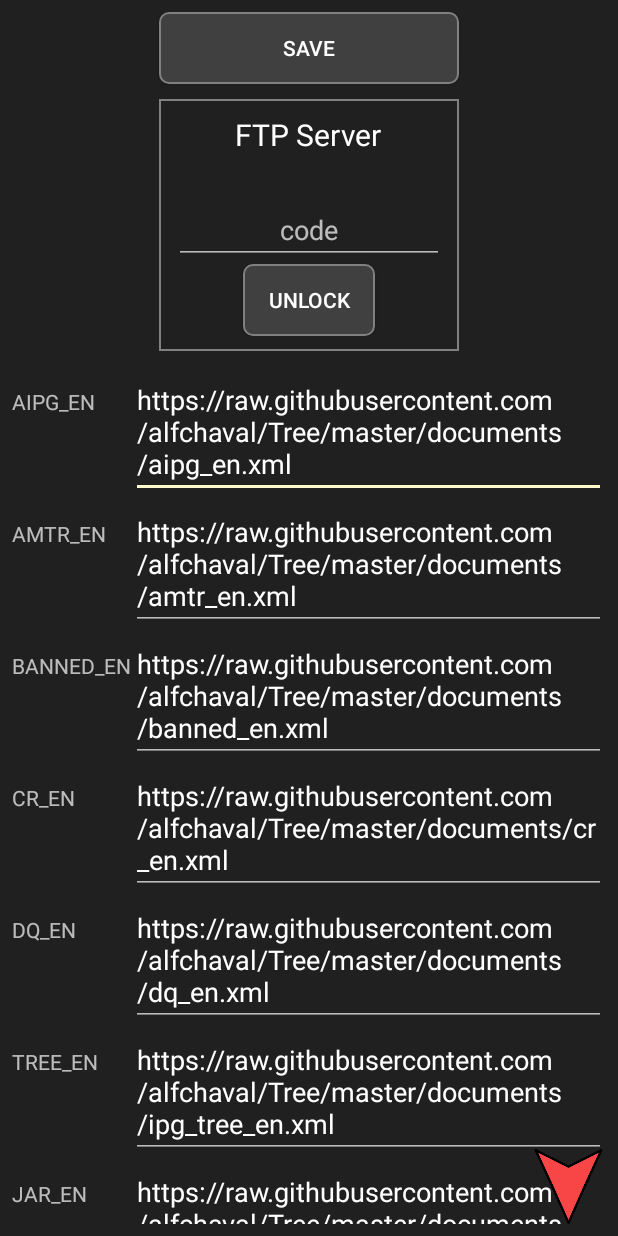
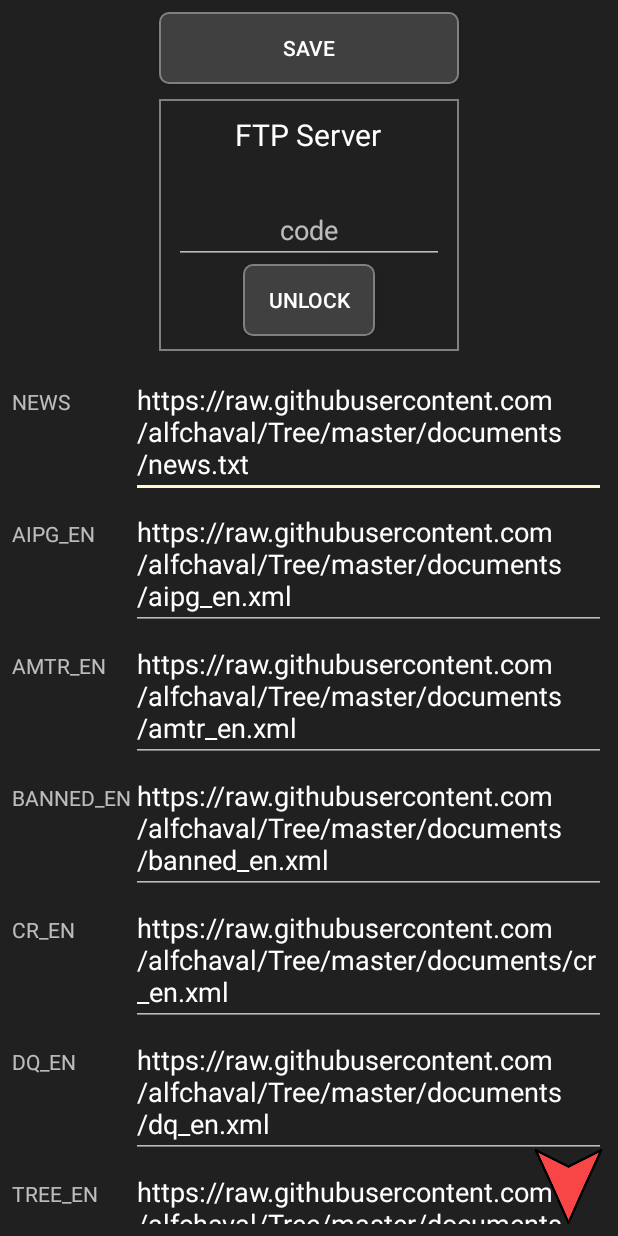
Before and after one commit to alfchaval/IPGTree, an Android app: the AdvancedSettingsActivity screen opened directly, with no data from a screen before it, after a tap on "SAVE", on a phone screen of 412 x 824 dp. Run offline under Robolectric (Android 15) with nearby library versions, the phone set to English and light mode, and no system bars; libraries missing offline, so code that uses them is left out: org.apache.commons; 1 statement that could not run was skipped.

Commit message:
prueba update

```diff
--- a/app/src/main/java/mtg/judge/ipgtree/Activities/AdvancedSettingsActivity.java
+++ b/app/src/main/java/mtg/judge/ipgtree/Activities/AdvancedSettingsActivity.java
@@ -59,7 +59,7 @@ public class AdvancedSettingsActivity extends AppCompatActivity {
 
     private Button btn_save, btn_unlockftp;
     private CheckBox cb_ftp;
-    private EditText edt_server, edt_user, edt_password, edt_codeftp,
+    private EditText edt_server, edt_user, edt_password, edt_codeftp, edt_news,
             edt_aipg_en, edt_amtr_en, edt_banned_en, edt_cr_en, edt_dq_en, edt_tree_en, edt_jar_en, edt_links_en, edt_quiz_en,
             edt_aipg_es, edt_amtr_es, edt_banned_es, edt_cr_es, edt_dq_es, edt_tree_es, edt_jar_es, edt_links_es, edt_quiz_es;
     private TextView txv_codeftp, txv_ftptitle_one, txv_ftptitle_two;
@@ -127,6 +127,7 @@ public class AdvancedSettingsActivity extends AppCompatActivity {
         txv_ftptitle_two = findViewById(R.id.txv_ftptitle_two);
         ll_server_code = findViewById(R.id.ll_server_code);
         ll_server_settings = findViewById(R.id.ll_server_settings);
+        edt_news = findViewById(R.id.edt_news);
         edt_aipg_en = findViewById(R.id.edt_aipg_en);
         edt_amtr_en = findViewById(R.id.edt_amtr_en);
         edt_banned_en = findViewById(R.id.edt_banned_en);
@@ -160,6 +161,7 @@ public class AdvancedSettingsActivity extends AppCompatActivity {
         edt_user.setHint(Repository.StringMap(29));
         edt_password.setHint(Repository.StringMap(62));
         SharedPreferences preferences = getSharedPreferences(Repository.KEY_PREFERENCES, MODE_PRIVATE);
+        edt_news.setText(preferences.getString(Repository.KEY_NEWS, Repository.URL_NEWS));
         edt_aipg_en.setText(preferences.getString(Repository.KEY_AIPG_EN, Repository.URL_AIPG_EN));
         edt_amtr_en.setText(preferences.getString(Repository.KEY_AMTR_EN, Repository.URL_AMTR_EN));
         edt_banned_en.setText(preferences.getString(Repository.KEY_BANNED_EN, Repository.URL_BANNED_EN));
@@ -202,6 +204,7 @@ public class AdvancedSettingsActivity extends AppCompatActivity {
             @Override
             public void onClick(View v) {
                 SharedPreferences.Editor editor = getSharedPreferences(Repository.KEY_PREFERENCES, MODE_PRIVATE).edit();
+                editor.putString(Repository.KEY_NEWS, edt_news.getText().toString());
                 editor.putString(Repository.KEY_AIPG_EN, edt_aipg_en.getText().toString());
                 editor.putString(Repository.KEY_AMTR_EN, edt_amtr_en.getText().toString());
                 editor.putString(Repository.KEY_BANNED_EN, edt_banned_en.getText().toString());
--- a/app/src/main/java/mtg/judge/ipgtree/TimerReceiver.java
+++ b/app/src/main/java/mtg/judge/ipgtree/TimerReceiver.java
@@ -11,7 +11,6 @@ import android.util.Log;
 public class TimerReceiver extends BroadcastReceiver {
     @Override
     public void onReceive(Context context, Intent intent) {
-        Log.d("RECEIVER", "RECIBIDO");
         Vibrator vibrator = (Vibrator) context.getSystemService(Context.VIBRATOR_SERVICE);;
         if (Build.VERSION.SDK_INT >= 26) {
             vibrator.vibrate(VibrationEffect.createOneShot(1000, VibrationEffect.DEFAULT_AMPLITUDE));
--- a/app/src/main/res/layout/activity_advanced.xml
+++ b/app/src/main/res/layout/activity_advanced.xml
@@ -152,6 +152,19 @@
                 android:layout_width="match_parent"
                 android:layout_height="wrap_content"
                 >
+
+                <TableRow>
+
+                    <TextView
+                        android:text="NEWS"
+                        />
+
+                    <EditText
+                        android:id="@+id/edt_news"
+                        android:layout_weight="1"
+                        />
+
+                </TableRow>
 
                 <TableRow>
 
```
Also changed, not shown: app/src/main/java/mtg/judge/ipgtree/Activities/MainActivity.java (+80 -0 lines), app/src/main/java/mtg/judge/ipgtree/Read.java (+26 -2 lines), app/src/main/java/mtg/judge/ipgtree/Repository.java (+15 -3 lines), 1 other file.
